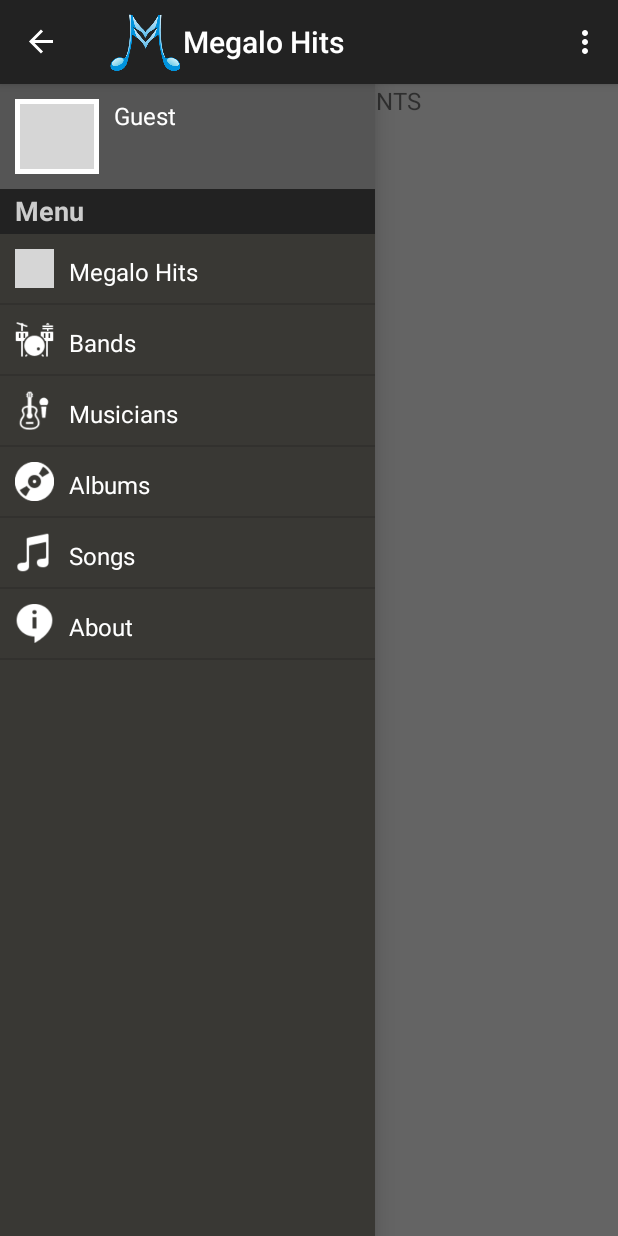
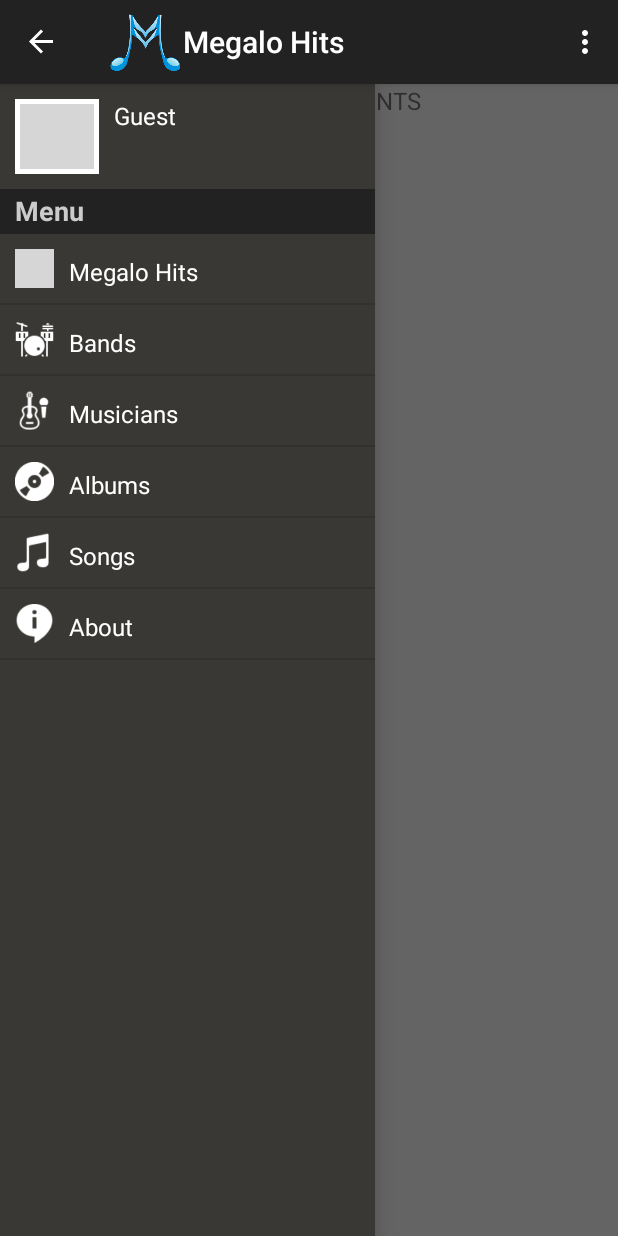
Before and after one commit to Megalobiz/Megalobiz, an Android app: the TopShowbizActivity screen opened directly, with no data from a screen before it, with the side drawer open, on a phone screen of 412 x 824 dp. Run offline under Robolectric (Android 15) with nearby library versions, the phone set to English and light mode, and no system bars; libraries missing offline, so code that uses them is left out: com.activeandroid.app; 2 statements that could not run were skipped; grey boxes are pictures that could not be loaded.

Commit message:
fix auth user background in hamburger menu

```diff
--- a/app/src/main/res/layout/side_menu.xml
+++ b/app/src/main/res/layout/side_menu.xml
@@ -5,8 +5,7 @@
 
         <RelativeLayout
             android:layout_width="match_parent"
-            android:layout_height="70dp"
-            android:background="#555555">
+            android:layout_height="70dp">
 
             <RelativeLayout
                 android:layout_width="56dp"
```
